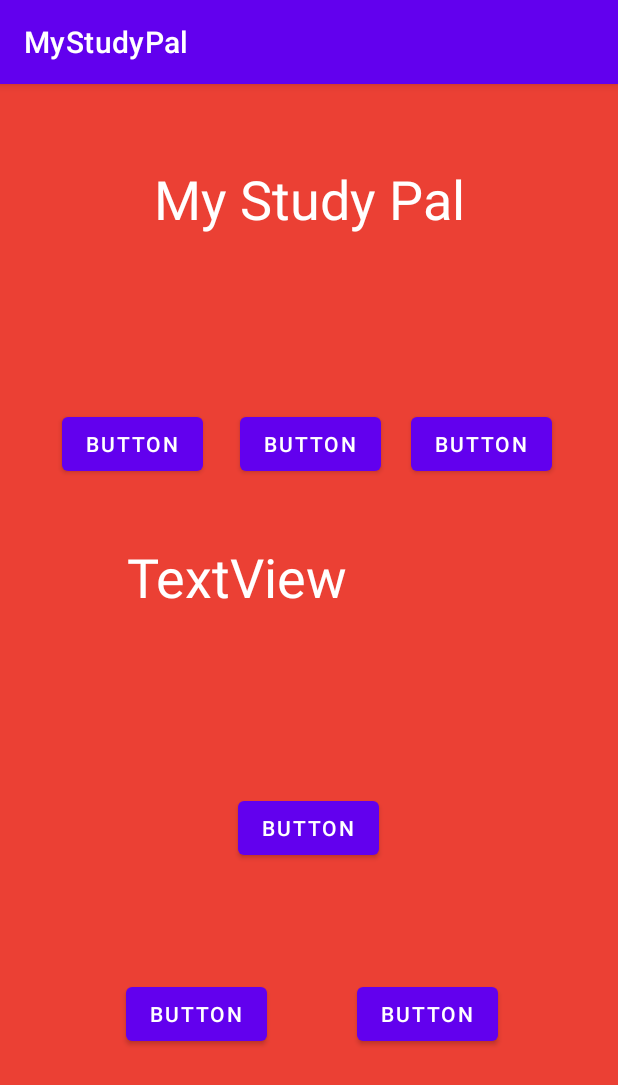
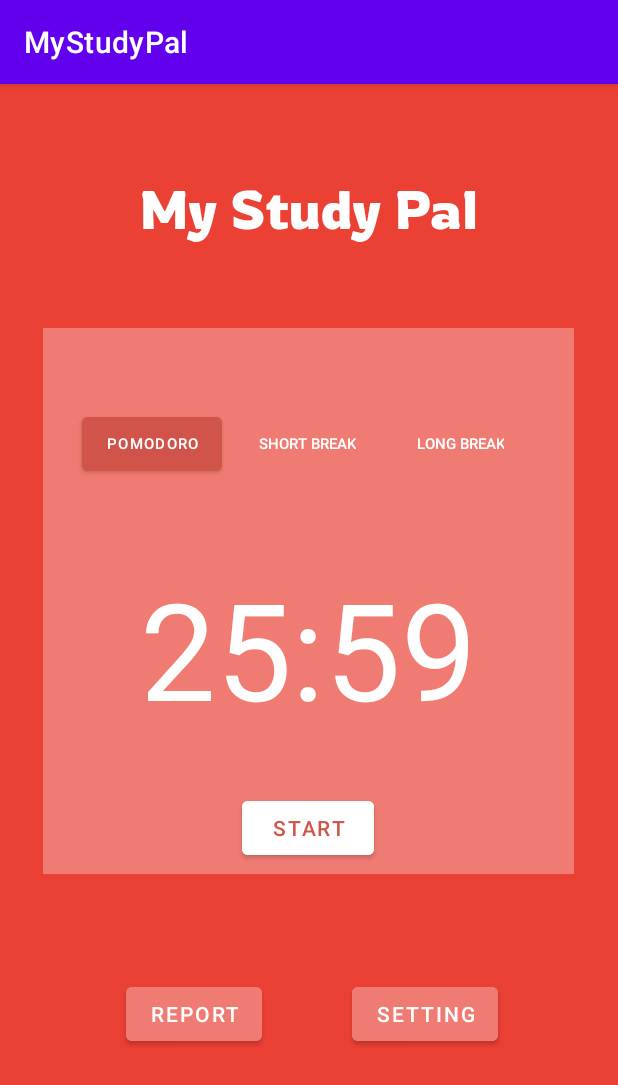
Before and after one commit to beyzamercanse/MyStudyPal, an Android app: the screen it shows after launch (MainActivity), on a phone screen of 412 x 824 dp. Shown: the top 1085 px of the screen. Run offline under Robolectric (Android 15) with nearby library versions, the phone set to English and light mode, and no system bars.

Commit message:
finished main pomorodo screen design

```diff
--- /dev/null
+++ b/app/src/main/res/font/rowdies.xml
@@ -0,0 +1,15 @@
+<?xml version="1.0" encoding="utf-8"?>
+<font-family xmlns:android="http://schemas.android.com/apk/res/android">
+    <font
+        android:fontStyle="normal"
+        android:fontWeight="400"
+        android:font="@font/rowdies_regular" />
+    <font
+        android:fontStyle="normal"
+        android:fontWeight="300"
+        android:font="@font/rowdies_light" />
+    <font
+        android:fontStyle="normal"
+        android:fontWeight="700"
+        android:font="@font/rowdies_bold" />
+</font-family>
--- a/app/src/main/res/layout/activity_main.xml
+++ b/app/src/main/res/layout/activity_main.xml
@@ -8,104 +8,119 @@
     tools:context=".MainActivity">
 
     <TextView
-        android:id="@+id/textView"
+        android:id="@+id/app_title"
         android:layout_width="wrap_content"
         android:layout_height="wrap_content"
         android:layout_marginTop="52dp"
         android:text="My Study Pal"
+        android:fontFamily="@font/rowdies"
         android:textColor="@color/white"
         android:textSize="36sp"
         app:layout_constraintEnd_toEndOf="parent"
         app:layout_constraintStart_toStartOf="parent"
         app:layout_constraintTop_toTopOf="parent" />
 
+
+    <Button
+        android:id="@+id/start_btn"
+        android:layout_width="wrap_content"
+        android:layout_height="wrap_content"
+        android:layout_marginBottom="76dp"
+        android:text="START"
+        android:textColor="@color/dark_red"
+        android:backgroundTint="@color/white"
+        app:layout_constraintBottom_toTopOf="@+id/report_btn"
+        app:layout_constraintEnd_toEndOf="parent"
+        app:layout_constraintHorizontal_bias="0.498"
+        app:layout_constraintStart_toStartOf="parent" />
+
+    <Button
+        android:id="@+id/report_btn"
+        android:layout_width="wrap_content"
+        android:layout_height="wrap_content"
+        android:layout_marginEnd="60dp"
+        android:layout_marginBottom="124dp"
+        android:text="Report"
+        android:backgroundTint="@color/light_red"
+        app:layout_constraintBottom_toBottomOf="parent"
+        app:layout_constraintEnd_toStartOf="@+id/settings_btn"
+        app:layout_constraintHorizontal_bias="1.0"
+        app:layout_constraintStart_toStartOf="parent" />
+
+    <Button
+        android:id="@+id/settings_btn"
+        android:layout_width="wrap_content"
+        android:layout_height="wrap_content"
+        android:layout_marginEnd="80dp"
+        android:layout_marginBottom="124dp"
+        android:text="Setting"
+        android:backgroundTint="@color/light_red"
+        app:layout_constraintBottom_toBottomOf="parent"
+        app:layout_constraintEnd_toEndOf="parent" />
+
+    <Button
+        android:id="@+id/pomodoro_btn"
+        android:layout_width="wrap_content"
+        android:layout_height="wrap_content"
+        android:layout_marginBottom="40dp"
+        android:text="Pomodoro"
+        android:textSize="10sp"
+        android:backgroundTint="@color/dark_red"
+        app:layout_constraintBottom_toTopOf="@+id/timer"
+        app:layout_constraintEnd_toStartOf="@+id/shortbrk_btn"
+        app:layout_constraintHorizontal_bias="0.867"
+        app:layout_constraintStart_toStartOf="parent" />
+
+    <FrameLayout
+        android:layout_width="354dp"
+        android:layout_height="364dp"
+        android:background="@color/light_red"
+        app:layout_constraintBottom_toBottomOf="parent"
+        app:layout_constraintEnd_toEndOf="parent"
+        app:layout_constraintHorizontal_bias="0.491"
+        app:layout_constraintStart_toStartOf="parent"
+        app:layout_constraintTop_toTopOf="parent"
+        app:layout_constraintVertical_bias="0.403"></FrameLayout>
+
     <TextView
-        android:id="@+id/textView2"
+        android:id="@+id/timer"
         android:layout_width="242dp"
         android:layout_height="144dp"
         android:layout_marginBottom="24dp"
-        android:text="TextView"
+        android:text="25:59"
         android:textColor="@color/white"
-        android:textSize="36sp"
-        app:layout_constraintBottom_toTopOf="@+id/button"
+        android:textSize="90sp"
+        android:gravity="center"
+        app:layout_constraintBottom_toTopOf="@+id/start_btn"
         app:layout_constraintEnd_toEndOf="parent"
         app:layout_constraintHorizontal_bias="0.497"
         app:layout_constraintStart_toStartOf="parent" />
 
     <Button
-        android:id="@+id/button"
+        android:id="@+id/shortbrk_btn"
         android:layout_width="wrap_content"
         android:layout_height="wrap_content"
-        android:layout_marginBottom="76dp"
-        android:text="Button"
-        app:layout_constraintBottom_toTopOf="@+id/button2"
-        app:layout_constraintEnd_toEndOf="parent"
-        app:layout_constraintHorizontal_bias="0.498"
-        app:layout_constraintStart_toStartOf="parent" />
+        android:layout_marginEnd="8dp"
+        android:layout_marginBottom="40dp"
+        android:text="Short Break"
+        android:textSize="10sp"
+        android:textColor="@color/white"
+        style="?android:attr/borderlessButtonStyle"
+        android:backgroundTint="@color/light_red"
+        app:layout_constraintBottom_toTopOf="@+id/timer"
+        app:layout_constraintEnd_toStartOf="@+id/longbrk_btn" />
 
     <Button
-        android:id="@+id/button2"
+        android:id="@+id/longbrk_btn"
+        style="?android:attr/borderlessButtonStyle"
         android:layout_width="wrap_content"
         android:layout_height="wrap_content"
         android:layout_marginEnd="60dp"
-        android:layout_marginBottom="124dp"
-        android:text="Button"
-        app:layout_constraintBottom_toBottomOf="parent"
-        app:layout_constraintEnd_toStartOf="@+id/button3"
-        app:layout_constraintHorizontal_bias="1.0"
-        app:layout_constraintStart_toStartOf="parent" />
-
-    <Button
-        android:id="@+id/button3"
-        android:layout_width="wrap_content"
-        android:layout_height="wrap_content"
-        android:layout_marginEnd="80dp"
-        android:layout_marginBottom="124dp"
-        android:text="Button"
-        app:layout_constraintBottom_toBottomOf="parent"
+        android:layout_marginBottom="40dp"
+        android:text="Long Break"
+        android:textColor="@color/white"
+        android:textSize="10sp"
+        app:layout_constraintBottom_toTopOf="@+id/timer"
         app:layout_constraintEnd_toEndOf="parent" />
 
-    <Button
-        android:id="@+id/button4"
-        android:layout_width="wrap_content"
-        android:layout_height="wrap_content"
-        android:layout_marginBottom="40dp"
-        android:text="Button"
-        app:layout_constraintBottom_toTopOf="@+id/textView2"
-        app:layout_constraintEnd_toStartOf="@+id/button5"
-        app:layout_constraintHorizontal_bias="0.622"
-        app:layout_constraintStart_toStartOf="parent" />
-
-    <Button
-        android:id="@+id/button5"
-        android:layout_width="wrap_content"
-        android:layout_height="wrap_content"
-        android:layout_marginEnd="20dp"
-        android:layout_marginBottom="40dp"
-        android:text="Button"
-        app:layout_constraintBottom_toTopOf="@+id/textView2"
-        app:layout_constraintEnd_toStartOf="@+id/button6" />
-
-    <Button
-        android:id="@+id/button6"
-        android:layout_width="wrap_content"
-        android:layout_height="wrap_content"
-        android:layout_marginEnd="44dp"
-        android:layout_marginBottom="40dp"
-        android:text="Button"
-        app:layout_constraintBottom_toTopOf="@+id/textView2"
-        app:layout_constraintEnd_toEndOf="parent" />
-
-    <FrameLayout
-        android:layout_width="354dp"
-        android:layout_height="364dp"
-        app:layout_constraintBottom_toBottomOf="parent"
-        app:layout_constraintEnd_toEndOf="parent"
-        app:layout_constraintHorizontal_bias="0.491"
-        app:layout_constraintStart_toStartOf="parent"
-        app:layout_constraintTop_toTopOf="parent"
-        app:layout_constraintVertical_bias="0.395">
-
-    </FrameLayout>
-
 </androidx.constraintlayout.widget.ConstraintLayout>
```
Also changed, not shown: app/src/main/res/font/rowdies_bold.ttf (renamed from app/src/main/assets/Rowdies/Rowdies-Bold.ttf), app/src/main/res/font/rowdies_light.ttf (renamed from app/src/main/assets/Rowdies/Rowdies-Light.ttf), app/src/main/res/font/rowdies_regular.ttf (renamed from app/src/main/assets/Rowdies/Rowdies-Regular.ttf).
